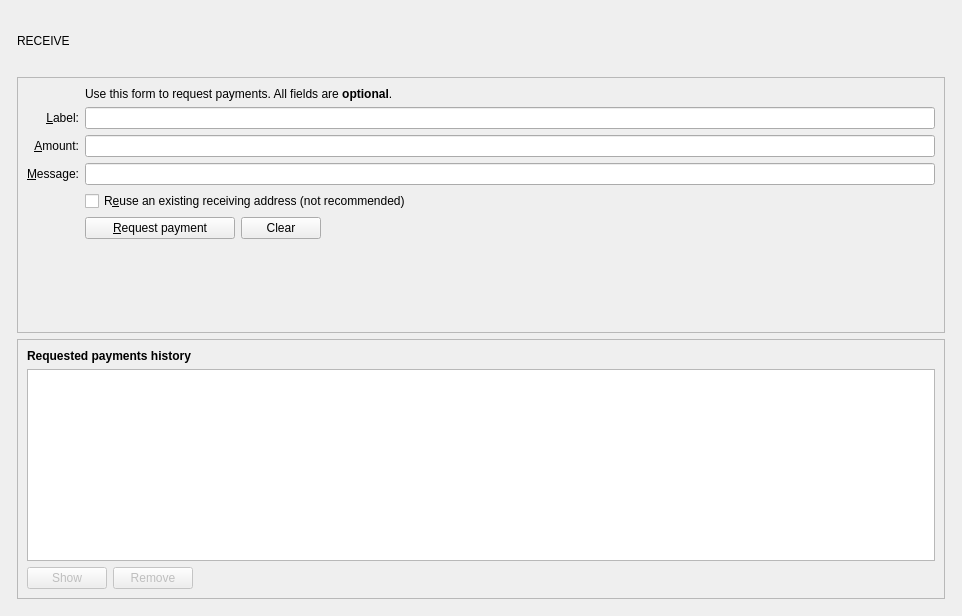
The window that src/qt/forms/receivecoinsdialog.ui (didarmetu/Fibercoin) describes before a commit, drawn with Qt 5.
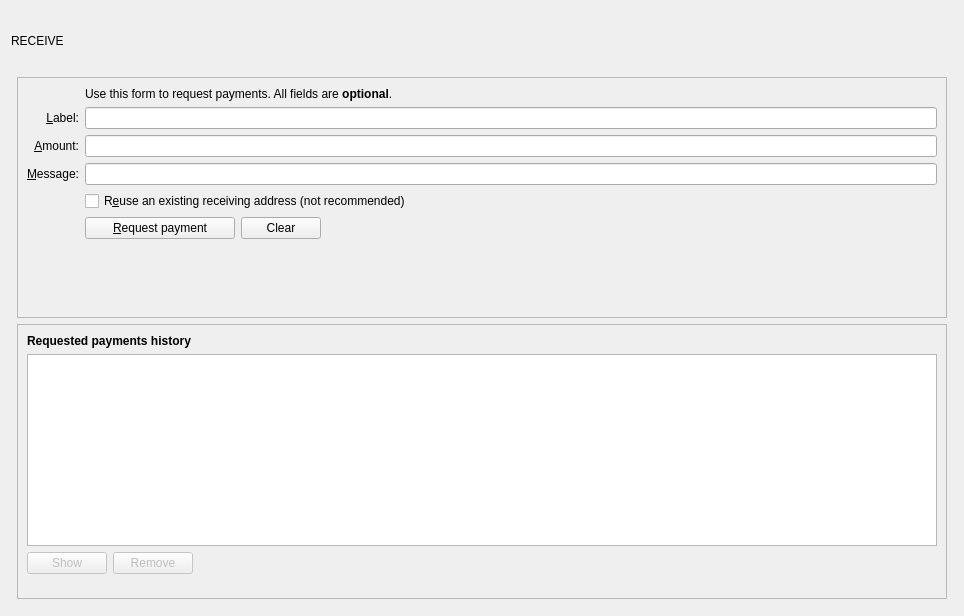
The same window after the commit. Icons and pictures are not drawn. Custom widgets are drawn as their Qt base class.

Commit message: Polish dialog styling and wallet layout

Patch:
```diff
--- a/src/qt/forms/receivecoinsdialog.ui
+++ b/src/qt/forms/receivecoinsdialog.ui
@@ -6,7 +6,7 @@
    <rect>
     <x>0</x>
     <y>0</y>
-    <width>962</width>
+    <width>964</width>
     <height>616</height>
    </rect>
   </property>
@@ -33,19 +33,6 @@
         </property>
         <item>
          <layout class="QHBoxLayout" name="horizontalLayout_Header" stretch="1,0">
-          <item>
-           <spacer name="horizontalSpacer_3">
-            <property name="orientation">
-             <enum>Qt::Horizontal</enum>
-            </property>
-            <property name="sizeHint" stdset="0">
-             <size>
-              <width>40</width>
-              <height>20</height>
-             </size>
-            </property>
-           </spacer>
-          </item>
           <item>
            <widget class="QLabel" name="labelOverviewHeaderLeft">
             <property name="minimumSize">
@@ -328,11 +315,13 @@
            <enum>QFrame::Raised</enum>
           </property>
           <layout class="QVBoxLayout" name="verticalLayout_2">
+           <property name="bottomMargin">
+            <number>24</number>
+           </property>
            <item>
             <widget class="QLabel" name="label_6">
              <property name="font">
               <font>
-               <weight>75</weight>
                <bold>true</bold>
               </font>
              </property>
```
Left out of the diff: 26 changed lines with no effect on the pictures. The commit also changes 6 other files.
